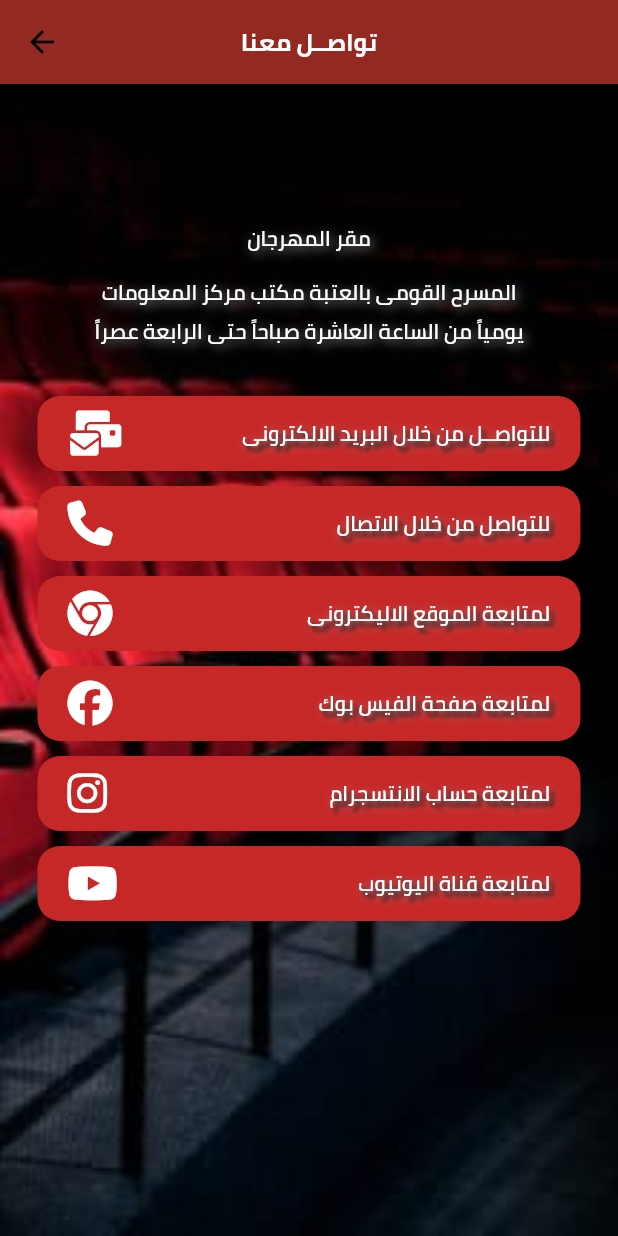
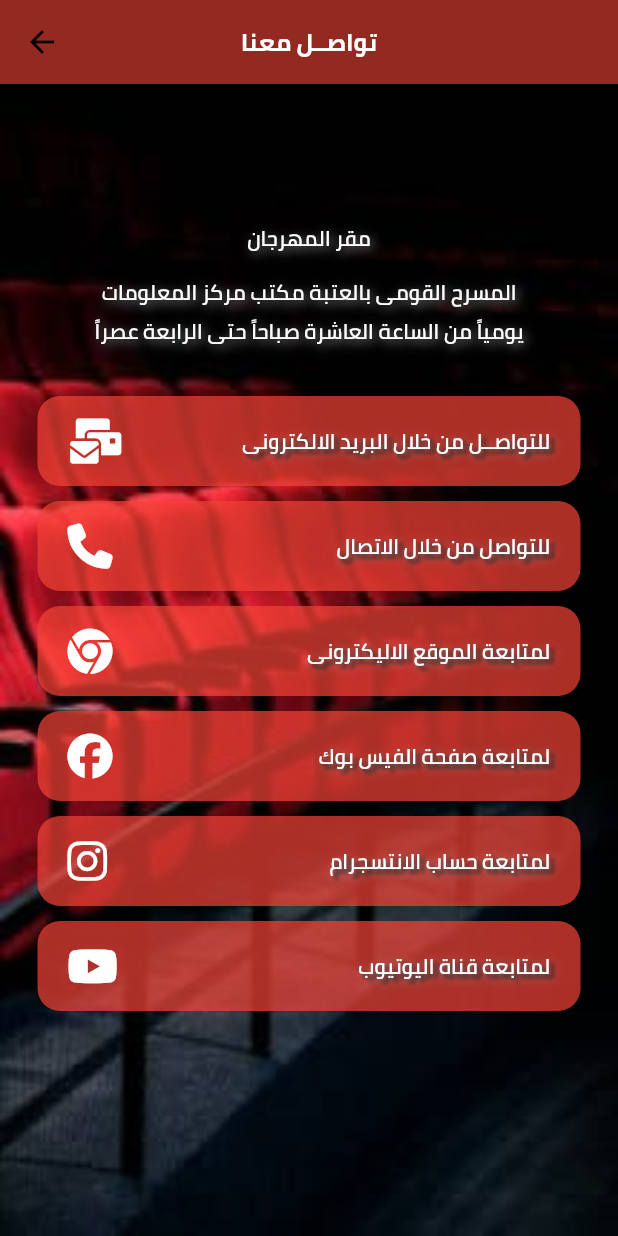
Before and after one commit to mohabmahmoud/NtfEG, a Flutter app: the ContactUs screen opened directly, on a phone screen of 412 x 824 dp. Run offline on Flutter 3.47's test engine with Material 2 defaults, Android fonts, the phone set to English and light mode, and no system bars; our stand-ins replace cached_network_image, carousel_slider, cloud_firestore, firebase_core, firebase_messaging, font_awesome_flutter and 3 more; missing offline and left inert: android_intent, flutter_iconpicker, image_downloader, syncfusion_flutter_pdfviewer; accounts and stored records are empty.

```diff
--- a/lib/Ui/PhotoGrid/PhotoGrid.dart
+++ b/lib/Ui/PhotoGrid/PhotoGrid.dart
@@ -49,7 +49,9 @@ class _PhotoGridState extends State<PhotoGrid> {
                           ,child:
 
 
-                       Hero(tag: Snap.data!.docs[index].get("Image"),child: CachedNetworkImage(
+                       Hero(tag: Snap.data!.docs[index].get("Image"),child:
+
+                       CachedNetworkImage(
                         imageUrl:
                         Snap.data!.docs[index].get("Image"),
                     placeholder: (context, url) => SizedBox(
--- a/lib/constant.dart
+++ b/lib/constant.dart
@@ -114,12 +114,12 @@ customContactRow(String txt, IconData icon, String _launcherUrl,{bool ?No}) {
       alignment: Alignment.center,
       decoration: BoxDecoration(
         borderRadius: BorderRadius.circular(15),
-          color:  Colors.red[800],
+          color:  Colors.red.withOpacity(.7),
 
       ),
       width: double.infinity,
       child: Padding(
-        padding: const EdgeInsets.fromLTRB(20.0, 10.0, 20.0, 10.0),
+        padding: const EdgeInsets.fromLTRB(20.0, 15.0, 20.0, 15.0),
         child: Row(
           mainAxisAlignment: MainAxisAlignment.spaceBetween,
           children: <Widget>[
--- a/pubspec.yaml
+++ b/pubspec.yaml
@@ -61,7 +61,7 @@ flutter_icons:
   android: "launcher_icon"
   ios: true
   remove_alpha_ios: true
-  image_path: "assets/Icon.jpeg"
+  image_path: "assets/AppIcon.jpeg"
 
   # The "flutter_lints" package below contains a set of recommended lints to
   # encourage good coding practices. The lint set provided by the package is
```
Also changed, not shown: lib/Programmes.dart (+4 -3 lines), lib/Ui/Pdfs/Pdfs.dart (+22 -1 lines), lib/aboutUs.dart (+5 -5 lines), assets/AppIcon.jpeg (added), 18 other files.
